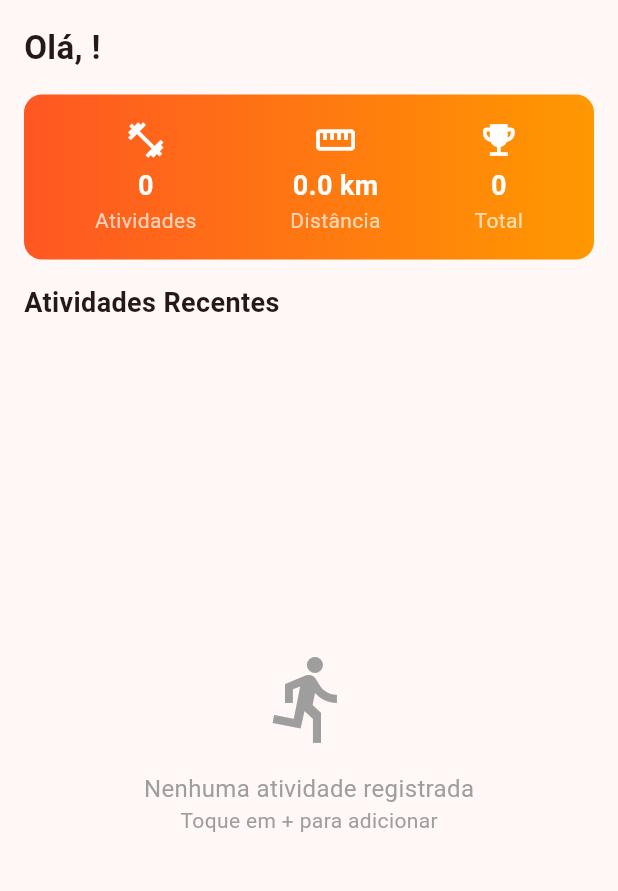
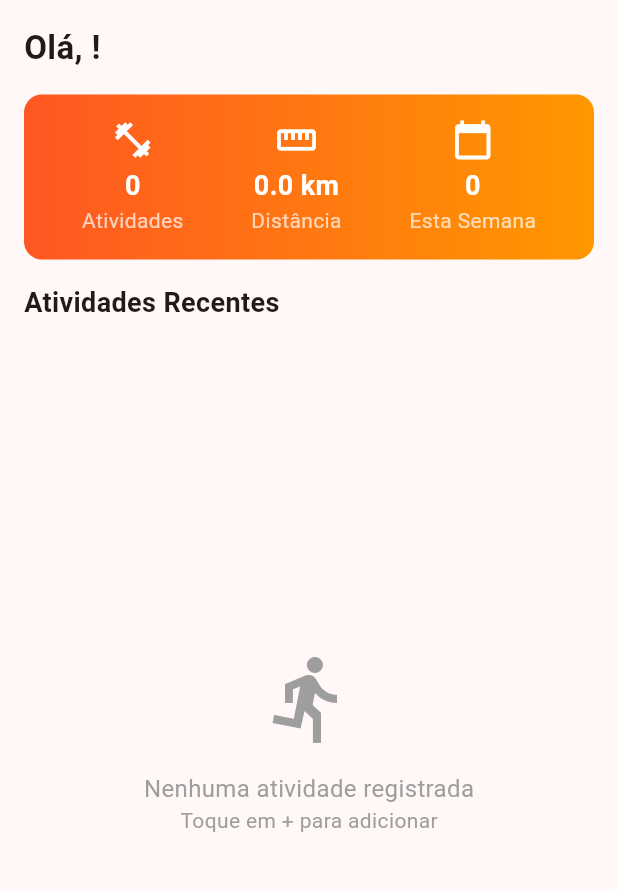
Before and after one commit to Pasblinn/stride-app, a Flutter app: the ActivityFeedPage screen opened directly, on a phone screen of 412 x 824 dp, the part 84-975 px from its top. Run offline on Flutter 3.47's test engine with Material 3 defaults, Android fonts, the phone set to English and light mode, and no system bars; our stand-ins replace shared_preferences; accounts and stored records are empty.

Commit message:
Corrigir contagem de atividades no dashboard

```diff
--- a/lib/views/activity_feed_page.dart
+++ b/lib/views/activity_feed_page.dart
@@ -41,10 +41,6 @@ class ActivityFeedPage extends StatelessWidget {
           Consumer<ActivityController>(
             builder: (context, controller, _) {
               final weekActivities = controller.weekActivities;
-              final weekDistance = weekActivities.fold<double>(
-                0.0,
-                (sum, a) => sum + a.distance,
-              );
               return Container(
                 margin: const EdgeInsets.symmetric(horizontal: 16),
                 padding: const EdgeInsets.all(16),
@@ -59,18 +55,18 @@ class ActivityFeedPage extends StatelessWidget {
                   children: [
                     _buildWeekStat(
                       'Atividades',
-                      '${weekActivities.length}',
+                      '${controller.totalActivities}',
                       Icons.fitness_center,
                     ),
                     _buildWeekStat(
                       'Distância',
-                      '${weekDistance.toStringAsFixed(1)} km',
+                      '${controller.totalDistance.toStringAsFixed(1)} km',
                       Icons.straighten,
                     ),
                     _buildWeekStat(
-                      'Total',
-                      '${controller.totalActivities}',
-                      Icons.emoji_events,
+                      'Esta Semana',
+                      '${weekActivities.length}',
+                      Icons.calendar_today,
                     ),
                   ],
                 ),
```
